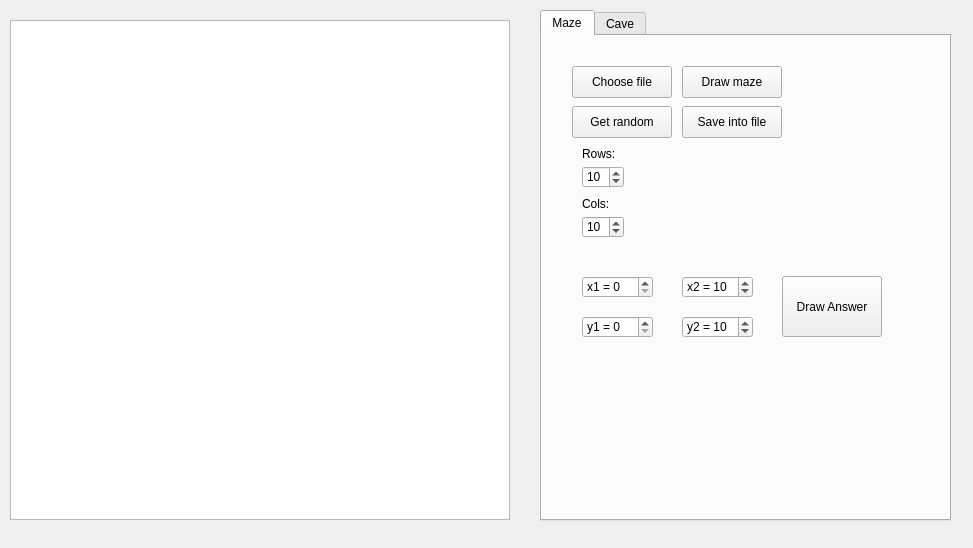
Old version of the form src/view/view.ui in the repository superhacker2002/maze.
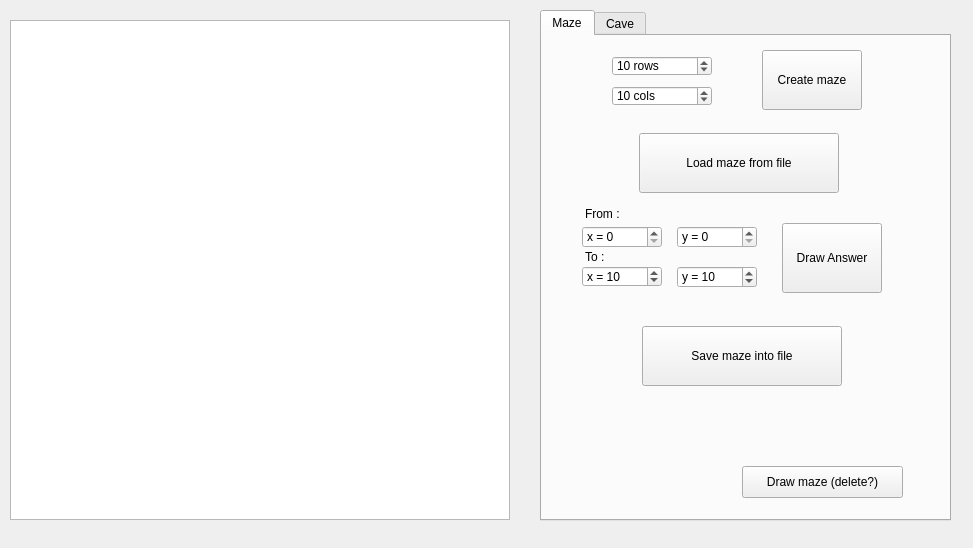
New version of the form. The open tabs and pages were chosen to show the change.

Commit message: UPD view

```diff
--- a/src/view/view.ui
+++ b/src/view/view.ui
@@ -33,56 +33,62 @@
      <widget class="QPushButton" name="maze_file_button">
       <property name="geometry">
        <rect>
-        <x>30</x>
-        <y>30</y>
-        <width>100</width>
-        <height>32</height>
+        <x>97</x>
+        <y>97</y>
+        <width>200</width>
+        <height>60</height>
        </rect>
       </property>
       <property name="text">
-       <string>Choose file</string>
+       <string>Load maze from file</string>
       </property>
      </widget>
      <widget class="QPushButton" name="draw_maze_button">
       <property name="geometry">
        <rect>
-        <x>140</x>
-        <y>30</y>
-        <width>100</width>
+        <x>200</x>
+        <y>430</y>
+        <width>161</width>
         <height>32</height>
        </rect>
       </property>
       <property name="text">
-       <string>Draw maze</string>
+       <string>Draw maze (delete?)</string>
       </property>
      </widget>
      <widget class="QPushButton" name="random_maze_button">
       <property name="geometry">
        <rect>
-        <x>30</x>
-        <y>70</y>
+        <x>220</x>
+        <y>14</y>
         <width>100</width>
-        <height>32</height>
+        <height>60</height>
        </rect>
       </property>
       <property name="text">
-       <string>Get random</string>
+       <string>Create maze</string>
       </property>
      </widget>
      <widget class="QSpinBox" name="maze_rows">
       <property name="geometry">
        <rect>
-        <x>40</x>
-        <y>130</y>
-        <width>42</width>
-        <height>22</height>
+        <x>70</x>
+        <y>20</y>
+        <width>100</width>
+        <height>20</height>
        </rect>
       </property>
+      <property name="suffix">
+       <string> rows</string>
+      </property>
+      <property name="prefix">
+       <string/>
+      </property>
       <property name="minimum">
        <number>1</number>
       </property>
       <property name="maximum">
-       <number>100</number>
+       <number>50</number>
       </property>
       <property name="value">
        <number>10</number>
@@ -91,55 +97,32 @@
      <widget class="QSpinBox" name="maze_cols">
       <property name="geometry">
        <rect>
-        <x>40</x>
-        <y>180</y>
-        <width>42</width>
-        <height>22</height>
+        <x>70</x>
+        <y>50</y>
+        <width>100</width>
+        <height>20</height>
        </rect>
       </property>
+      <property name="suffix">
+       <string> cols</string>
+      </property>
       <property name="minimum">
        <number>1</number>
       </property>
       <property name="maximum">
-       <number>100</number>
+       <number>50</number>
       </property>
       <property name="value">
        <number>10</number>
       </property>
      </widget>
-     <widget class="QLabel" name="label">
-      <property name="geometry">
-       <rect>
-        <x>40</x>
-        <y>110</y>
-        <width>58</width>
-        <height>16</height>
-       </rect>
-      </property>
-      <property name="text">
-       <string>Rows:</string>
-      </property>
-     </widget>
-     <widget class="QLabel" name="label_2">
-      <property name="geometry">
-       <rect>
-        <x>40</x>
-        <y>160</y>
-        <width>58</width>
-        <height>16</height>
-       </rect>
-      </property>
-      <property name="text">
-       <string>Cols:</string>
-      </property>
-     </widget>
      <widget class="QPushButton" name="draw_answer_button">
       <property name="geometry">
        <rect>
         <x>240</x>
-        <y>240</y>
+        <y>187</y>
         <width>100</width>
-        <height>61</height>
+        <height>70</height>
        </rect>
       </property>
       <property name="text">
@@ -150,8 +133,8 @@
       <property name="geometry">
        <rect>
         <x>40</x>
-        <y>240</y>
-        <width>71</width>
+        <y>190</y>
+        <width>80</width>
         <height>22</height>
        </rect>
       </property>
@@ -159,7 +142,7 @@
        <string/>
       </property>
       <property name="prefix">
-       <string>x1 = </string>
+       <string>x = </string>
       </property>
       <property name="maximum">
        <number>100</number>
@@ -171,9 +154,9 @@
      <widget class="QSpinBox" name="y1_spinbox">
       <property name="geometry">
        <rect>
-        <x>40</x>
-        <y>280</y>
-        <width>71</width>
+        <x>135</x>
+        <y>190</y>
+        <width>80</width>
         <height>22</height>
        </rect>
       </property>
@@ -181,7 +164,7 @@
        <string/>
       </property>
       <property name="prefix">
-       <string>y1 = </string>
+       <string>y = </string>
       </property>
       <property name="maximum">
        <number>100</number>
@@ -193,17 +176,17 @@
      <widget class="QSpinBox" name="x2_spinbox">
       <property name="geometry">
        <rect>
-        <x>140</x>
-        <y>240</y>
-        <width>71</width>
-        <height>22</height>
+        <x>40</x>
+        <y>230</y>
+        <width>80</width>
+        <height>21</height>
        </rect>
       </property>
       <property name="suffix">
        <string/>
       </property>
       <property name="prefix">
-       <string>x2 = </string>
+       <string>x = </string>
       </property>
       <property name="maximum">
        <number>100</number>
@@ -215,9 +198,9 @@
      <widget class="QSpinBox" name="y2_spinbox">
       <property name="geometry">
        <rect>
-        <x>140</x>
-        <y>280</y>
-        <width>71</width>
+        <x>135</x>
+        <y>230</y>
+        <width>80</width>
         <height>22</height>
        </rect>
       </property>
@@ -225,7 +208,7 @@
        <string/>
       </property>
       <property name="prefix">
-       <string>y2 = </string>
+       <string>y = </string>
       </property>
       <property name="maximum">
        <number>100</number>
@@ -237,14 +220,40 @@
      <widget class="QPushButton" name="save_maze_button">
       <property name="geometry">
        <rect>
-        <x>140</x>
-        <y>70</y>
-        <width>100</width>
-        <height>32</height>
+        <x>100</x>
+        <y>290</y>
+        <width>200</width>
+        <height>60</height>
        </rect>
       </property>
       <property name="text">
-       <string>Save into file</string>
+       <string>Save maze into file</string>
+      </property>
+     </widget>
+     <widget class="QLabel" name="label">
+      <property name="geometry">
+       <rect>
+        <x>43</x>
+        <y>170</y>
+        <width>111</width>
+        <height>16</height>
+       </rect>
+      </property>
+      <property name="text">
+       <string>From :</string>
+      </property>
+     </widget>
+     <widget class="QLabel" name="label_2">
+      <property name="geometry">
+       <rect>
+        <x>43</x>
+        <y>213</y>
+        <width>111</width>
+        <height>16</height>
+       </rect>
+      </property>
+      <property name="text">
+       <string>To :</string>
       </property>
      </widget>
     </widget>
```
Left out of the diff: 12 changed lines with no effect on the pictures. The commit also changes 1 other file.
